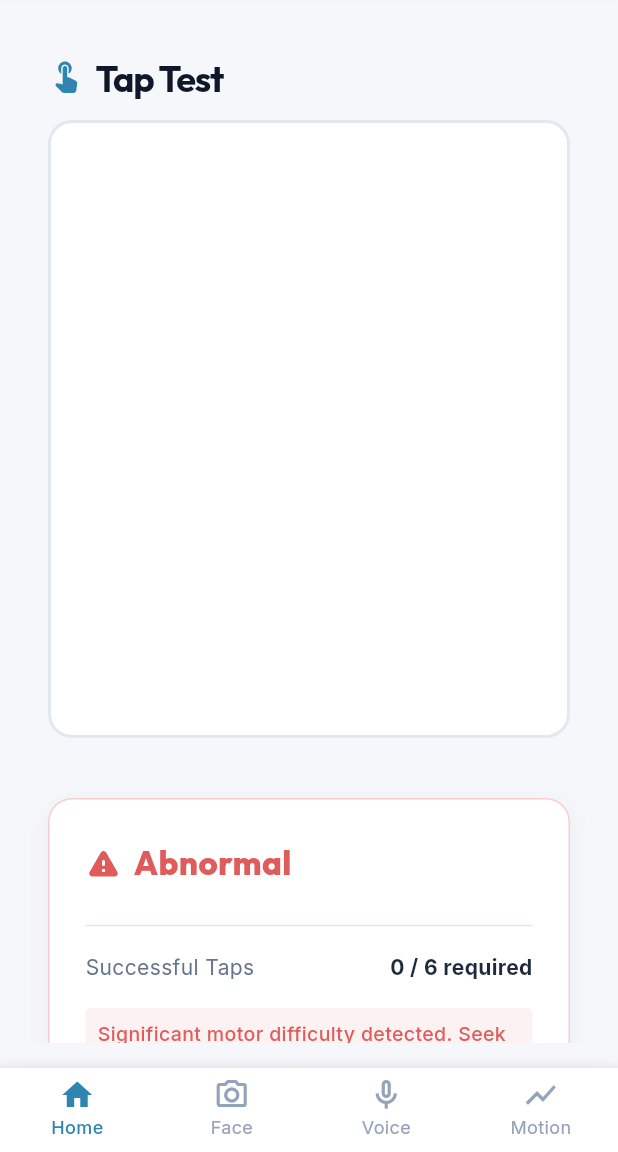
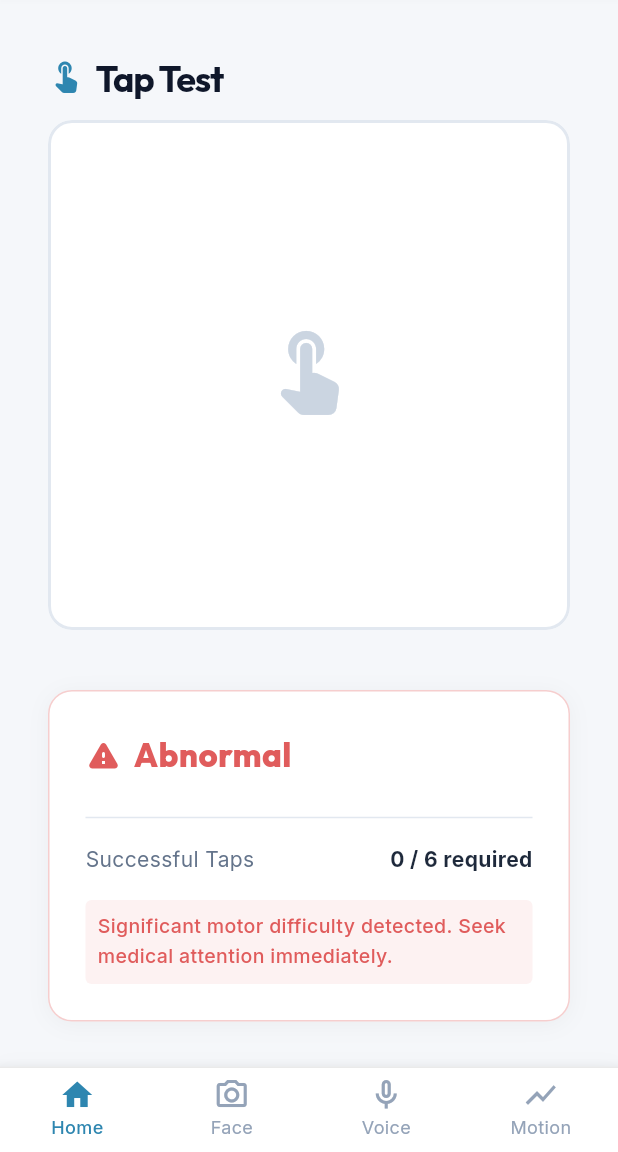
Before and after one commit to Mahavir2006/stroke_mitra, a Flutter app: the TapTestScreen screen opened by its route, after a tap on "Start Test", after a tap on "Stop Early", on a phone screen of 412 x 824 dp, the part 84-1236 px from its top. Run offline on Flutter 3.47's test engine with Material 3 defaults, Android fonts, the phone set to English and light mode, and no system bars; our stand-ins replace audioplayers, camera, flutter_animate, flutter_dotenv, flutter_riverpod, go_router and 3 more; missing offline and left inert: record; accounts and stored records are empty.

Commit message:
fix: tap test button now visible on web/desktop using bouncing ball movement

```diff
--- a/flutter_app/lib/features/tap_test/tap_test_provider.dart
+++ b/flutter_app/lib/features/tap_test/tap_test_provider.dart
@@ -50,24 +50,26 @@ class TapTestNotifier extends StateNotifier<TapTestState> {
   Timer? _clockTimer;
   Timer? _flashTimer;
 
+  static const double _buttonSize = 72.0;
   static const double _buttonRadius = 36.0;
-  static const double _buttonDiameter = 72.0;
 
-  double _dx = 1.4;
-  double _dy = 1.0;
-  double _screenWidth = 0;
-  double _screenHeight = 0;
+  // Bouncing ball velocity
+  double _dx = 2.5;
+  double _dy = 1.8;
+  double _arenaWidth = 300;
+  double _arenaHeight = 340;
 
   TapTestNotifier() : super(const TapTestState());
 
-  void startTest(double screenWidth, double screenHeight) {
-    _screenWidth = screenWidth;
-    _screenHeight = screenHeight;
-    _dx = 1.4;
-    _dy = 1.0;
+  void startTest(double arenaWidth, double arenaHeight) {
+    _arenaWidth = arenaWidth;
+    _arenaHeight = arenaHeight;
+    _dx = 2.5;
+    _dy = 1.8;
 
-    final startX = screenWidth / 2 - _buttonRadius;
-    final startY = screenHeight / 2 - _buttonRadius;
+    // Start in the centre
+    final startX = (arenaWidth / 2) - _buttonRadius;
+    final startY = (arenaHeight / 2) - _buttonRadius;
 
     state = TapTestState(
       isRunning: true,
@@ -75,26 +77,35 @@ class TapTestNotifier extends StateNotifier<TapTestState> {
       buttonY: startY,
     );
 
-    // 60fps movement timer
+    // ~60fps movement — pure bouncing ball, no sensors needed
     _moveTimer = Timer.periodic(const Duration(milliseconds: 16), (_) {
       double nx = state.buttonX + _dx;
       double ny = state.buttonY + _dy;
 
-      // Bounce off walls
-      if (nx <= 0 || nx >= _screenWidth - _buttonDiameter) {
-        _dx = -_dx;
-        nx = nx.clamp(0, _screenWidth - _buttonDiameter);
+      final maxX = _arenaWidth - _buttonSize;
+      final maxY = _arenaHeight - _buttonSize;
+
+      if (nx <= 0) {
+        nx = 0;
+        _dx = _dx.abs();
+      } else if (nx >= maxX) {
+        nx = maxX;
+        _dx = -_dx.abs();
       }
-      if (ny <= 0 || ny >= _screenHeight - _buttonDiameter) {
-        _dy = -_dy;
-        ny = ny.clamp(0, _screenHeight - _buttonDiameter);
+
+      if (ny <= 0) {
+        ny = 0;
+        _dy = _dy.abs();
+      } else if (ny >= maxY) {
+        ny = maxY;
+        _dy = -_dy.abs();
       }
 
       state = state.copyWith(buttonX: nx, buttonY: ny);
     });
 
     // 1-second elapsed counter
-    _clockTimer = Timer.periodic(const Duration(seconds: 1), (t) {
+    _clockTimer = Timer.periodic(const Duration(seconds: 1), (_) {
       final elapsed = state.elapsedSeconds + 1;
       if (elapsed >= TapTestService.testDurationSeconds) {
         _finishTest();
@@ -107,27 +118,25 @@ class TapTestNotifier extends StateNotifier<TapTestState> {
   void registerTap(Offset tapPosition) {
     if (!state.isRunning) return;
 
-    final buttonCenterX = state.buttonX + _buttonRadius;
-    final buttonCenterY = state.buttonY + _buttonRadius;
-    final dx = tapPosition.dx - buttonCenterX;
-    final dy = tapPosition.dy - buttonCenterY;
-    final distance = (dx * dx + dy * dy);
+    final centerX = state.buttonX + _buttonRadius;
+    final centerY = state.buttonY + _buttonRadius;
+    final dx = tapPosition.dx - centerX;
+    final dy = tapPosition.dy - centerY;
+    final distSq = dx * dx + dy * dy;
 
-    if (distance <= _buttonRadius * _buttonRadius) {
+    if (distSq <= _buttonRadius * _buttonRadius) {
       _flashTimer?.cancel();
       state = state.copyWith(
         hitCount: state.hitCount + 1,
         lastHitFlash: true,
       );
       _flashTimer = Timer(const Duration(milliseconds: 150), () {
-        state = state.copyWith(lastHitFlash: false);
+        if (mounted) state = state.copyWith(lastHitFlash: false);
       });
     }
   }
 
-  void stopTest() {
-    _finishTest();
-  }
+  void stopTest() => _finishTest();
 
   void reset() {
     _cancelTimers();
--- a/flutter_app/lib/features/tap_test/tap_test_screen.dart
+++ b/flutter_app/lib/features/tap_test/tap_test_screen.dart
@@ -8,6 +8,9 @@ import '../../shared/utils/session_service.dart';
 import 'tap_test_provider.dart';
 import 'tap_test_service.dart';
 
+const double _kArenaHeight = 340.0;
+const double _kButtonSize = 72.0;
+
 class TapTestScreen extends ConsumerWidget {
   const TapTestScreen({super.key});
 
@@ -15,14 +18,13 @@ class TapTestScreen extends ConsumerWidget {
   Widget build(BuildContext context, WidgetRef ref) {
     final state = ref.watch(tapTestProvider);
     final notifier = ref.read(tapTestProvider.notifier);
-    final size = MediaQuery.of(context).size;
 
     return SingleChildScrollView(
       padding: const EdgeInsets.all(AppTheme.spaceMD),
       child: Column(
         crossAxisAlignment: CrossAxisAlignment.stretch,
         children: [
-          // ─── Header ───
+          // Header
           Row(children: [
             const Icon(Icons.touch_app_rounded, color: AppTheme.primary, size: 24),
             const SizedBox(width: 8),
@@ -30,7 +32,7 @@ class TapTestScreen extends ConsumerWidget {
           ]),
           const SizedBox(height: AppTheme.spaceSM),
 
-          // ─── Instruction Card ───
+          // Instruction card
           if (!state.isRunning && state.result == null) ...[
             Container(
               padding: const EdgeInsets.all(AppTheme.spaceMD),
@@ -53,18 +55,83 @@ class TapTestScreen extends ConsumerWidget {
             const SizedBox(height: AppTheme.spaceLG),
           ],
 
-          // ─── Test Arena ───
-          _TapArena(
-            state: state,
-            arenaHeight: size.height * 0.5,
-            onTapDown: (details) => notifier.registerTap(details.localPosition),
-            onStart: () => notifier.startTest(size.width, size.height * 0.5),
-            onStop: notifier.stopTest,
+          // Arena
+          LayoutBuilder(builder: (context, constraints) {
+            final arenaWidth = constraints.maxWidth;
+            return Column(children: [
+              // The tap arena
+              GestureDetector(
+                onTapDown: state.isRunning
+                    ? (d) => notifier.registerTap(d.localPosition)
+                    : null,
+                child: ClipRRect(
+                  borderRadius: BorderRadius.circular(AppTheme.radiusLG),
+                  child: Container(
+                    width: arenaWidth,
+                    height: _kArenaHeight,
+                    decoration: BoxDecoration(
+                      color: state.isRunning
+                          ? const Color(0xFF0F172A)
+                          : AppTheme.bgCard,
+                      borderRadius: BorderRadius.circular(AppTheme.radiusLG),
+                      border: Border.all(
+                        color: state.isRunning
+                            ? AppTheme.primary
+                            : AppTheme.slate200,
+                        width: 2,
                       ),
+                    ),
+                    child: state.isRunning
+                        ? _RunningArena(state: state)
+                        : const Center(
+                            child: Icon(Icons.touch_app_rounded,
+                                size: 64, color: AppTheme.slate300),
+                          ),
+                  ),
+                ),
+              ),
+
+              const SizedBox(height: AppTheme.spaceMD),
+
+              // Start / Stop
+              if (state.result == null)
+                SizedBox(
+                  width: double.infinity,
+                  height: 52,
+                  child: state.isRunning
+                      ? OutlinedButton.icon(
+                          onPressed: notifier.stopTest,
+                          icon: const Icon(Icons.stop_rounded),
+                          label: const Text('Stop Early'),
+                          style: OutlinedButton.styleFrom(
+                            foregroundColor: AppTheme.statusError,
+                            side: const BorderSide(
+                                color: AppTheme.statusError, width: 2),
+                            shape: RoundedRectangleBorder(
+                              borderRadius:
+                                  BorderRadius.circular(AppTheme.radiusMD),
+                            ),
+                          ),
+                        )
+                      : ElevatedButton.icon(
+                          onPressed: () =>
+                              notifier.startTest(arenaWidth, _kArenaHeight),
+                          icon: const Icon(Icons.play_arrow_rounded),
+                          label: const Text('Start Test'),
+                          style: ElevatedButton.styleFrom(
+                            shape: RoundedRectangleBorder(
+                              borderRadius:
+                                  BorderRadius.circular(AppTheme.radiusMD),
+                            ),
+                          ),
+                        ),
+                ),
+            ]);
+          }),
 
           const SizedBox(height: AppTheme.spaceLG),
 
-          // ─── Results Card ───
+          // Results
           if (state.result != null) ...[
             _ResultCard(result: state.result!),
             const SizedBox(height: AppTheme.spaceMD),
@@ -117,52 +184,19 @@ class TapTestScreen extends ConsumerWidget {
   }
 }
 
-// ─── Tap Arena ────────────────────────────────────────────────────────────────
-class _TapArena extends StatelessWidget {
+// Running arena — uses a Stack with SizedBox to guarantee bounded constraints
+class _RunningArena extends StatelessWidget {
   final TapTestState state;
-  final double arenaHeight;
-  final void Function(TapDownDetails) onTapDown;
-  final VoidCallback onStart;
-  final VoidCallback onStop;
-
-  const _TapArena({
-    required this.state,
-    required this.arenaHeight,
-    required this.onTapDown,
-    required this.onStart,
-    required this.onStop,
-  });
+  const _RunningArena({required this.state});
 
   @override
   Widget build(BuildContext context) {
-    return Column(
-      children: [
-        GestureDetector(
-          onTapDown: state.isRunning ? onTapDown : null,
-          child: Container(
+    return SizedBox(
       width: double.infinity,
-            height: arenaHeight,
-            decoration: BoxDecoration(
-              color: state.isRunning
-                  ? AppTheme.slate900.withValues(alpha: 0.92)
-                  : AppTheme.bgCard,
-              borderRadius: BorderRadius.circular(AppTheme.radiusLG),
-              border: Border.all(
-                color: state.isRunning ? AppTheme.primary : AppTheme.slate200,
-                width: 2,
-              ),
-            ),
+      height: _kArenaHeight,
       child: Stack(
         children: [
-                // ─── Idle placeholder ───
-                if (!state.isRunning && state.result == null)
-                  const Center(
-                    child: Icon(Icons.touch_app_rounded,
-                        size: 64, color: AppTheme.slate300),
-                  ),
-
-                // ─── Hit counter ───
-                if (state.isRunning)
+          // Taps counter
           Positioned(
             top: 16,
             left: 0,
@@ -179,8 +213,7 @@ class _TapArena extends StatelessWidget {
             ),
           ),
 
-                // ─── Countdown ───
-                if (state.isRunning)
+          // Countdown
           Positioned(
             top: 16,
             right: 16,
@@ -189,83 +222,48 @@ class _TapArena extends StatelessWidget {
               style: GoogleFonts.outfit(
                 fontSize: 20,
                 fontWeight: FontWeight.w700,
-                        color: AppTheme.slate300,
+                color: AppTheme.slate400,
               ),
             ),
           ),
 
-                // ─── Moving button ───
-                if (state.isRunning)
-                  AnimatedPositioned(
-                    duration: const Duration(milliseconds: 16),
-                    curve: Curves.linear,
+          // The moving button — use Positioned directly, no AnimatedPositioned
+          Positioned(
             left: state.buttonX,
             top: state.buttonY,
+            width: _kButtonSize,
+            height: _kButtonSize,
             child: _TapButton(flash: state.lastHitFlash),
           ),
         ],
       ),
-          ),
-        ),
-
-        const SizedBox(height: AppTheme.spaceMD),
-
-        // ─── Start / Stop button ───
-        if (state.result == null)
-          SizedBox(
-            width: double.infinity,
-            height: 52,
-            child: state.isRunning
-                ? OutlinedButton.icon(
-                    onPressed: onStop,
-                    icon: const Icon(Icons.stop_rounded),
-                    label: const Text('Stop Early'),
-                    style: OutlinedButton.styleFrom(
-                      foregroundColor: AppTheme.statusError,
-                      side: const BorderSide(color: AppTheme.statusError, width: 2),
-                      shape: RoundedRectangleBorder(
-                        borderRadius: BorderRadius.circular(AppTheme.radiusMD),
-                      ),
-                    ),
-                  )
-                : ElevatedButton.icon(
-                    onPressed: onStart,
-                    icon: const Icon(Icons.play_arrow_rounded),
-                    label: const Text('Start Test'),
-                    style: ElevatedButton.styleFrom(
-                      shape: RoundedRectangleBorder(
-                        borderRadius: BorderRadius.circular(AppTheme.radiusMD),
-                      ),
-                    ),
-                  ),
-          ),
-      ],
     );
   }
 }
 
-// ─── Tap Button ───────────────────────────────────────────────────────────────
+// Tap button widget
 class _TapButton extends StatelessWidget {
   final bool flash;
   const _TapButton({required this.flash});
 
   @override
   Widget build(BuildContext context) {
-    Widget button = Container(
-      width: 72,
-      height: 72,
+    final button = Container(
+      width: _kButtonSize,
+      height: _kButtonSize,
       decoration: BoxDecoration(
-        color: AppTheme.primary,
+        color: AppTheme.secondary,
         shape: BoxShape.circle,
+        border: Border.all(color: Colors.white, width: 3),
         boxShadow: [
           BoxShadow(
-            color: AppTheme.primary.withValues(alpha: 0.5),
-            blurRadius: 16,
-            offset: const Offset(0, 4),
+            color: AppTheme.secondary.withValues(alpha: 0.8),
+            blurRadius: 24,
+            spreadRadius: 6,
           ),
         ],
       ),
-      child: const Icon(Icons.touch_app_rounded, color: Colors.white, size: 32),
+      child: const Icon(Icons.touch_app_rounded, color: Colors.white, size: 34),
     );
 
     if (flash) {
@@ -273,12 +271,12 @@ class _TapButton extends StatelessWidget {
           .animate()
           .scale(
             begin: const Offset(1.0, 1.0),
-            end: const Offset(1.25, 1.25),
+            end: const Offset(1.3, 1.3),
             duration: 150.ms,
           )
           .then()
           .scale(
-            begin: const Offset(1.25, 1.25),
+            begin: const Offset(1.3, 1.3),
             end: const Offset(1.0, 1.0),
             duration: 150.ms,
           );
@@ -287,24 +285,30 @@ class _TapButton extends StatelessWidget {
   }
 }
 
-// ─── Result Card ──────────────────────────────────────────────────────────────
+// Result card
 class _ResultCard extends StatelessWidget {
   final TapResult result;
   const _ResultCard({required this.result});
 
   Color get _riskColor {
     switch (result.riskLevel) {
-      case 'Abnormal': return AppTheme.statusError;
-      case 'Borderline': return AppTheme.statusWarning;
-      default: return AppTheme.statusSuccess;
+      case 'Abnormal':
+        return AppTheme.statusError;
+      case 'Borderline':
+        return AppTheme.statusWarning;
+      default:
+        return AppTheme.statusSuccess;
     }
   }
 
   IconData get _riskIcon {
     switch (result.riskLevel) {
-      case 'Abnormal': return Icons.warning_rounded;
-      case 'Borderline': return Icons.info_rounded;
-      default: return Icons.check_circle_rounded;
+      case 'Abnormal':
+        return Icons.warning_rounded;
+      case 'Borderline':
+        return Icons.info_rounded;
+      default:
+        return Icons.check_circle_rounded;
     }
   }
 
@@ -340,9 +344,20 @@ class _ResultCard extends StatelessWidget {
         const SizedBox(height: AppTheme.spaceMD),
         Divider(color: AppTheme.slate200),
         const SizedBox(height: AppTheme.spaceSM),
-        _Row(
-          label: 'Successful Taps',
-          value: '${result.hitCount} / ${TapTestService.successThreshold} required',
+        Row(
+          mainAxisAlignment: MainAxisAlignment.spaceBetween,
+          children: [
+            Text('Successful Taps',
+                style: GoogleFonts.inter(
+                    fontSize: 14, color: AppTheme.slate500)),
+            Text(
+              '${result.hitCount} / ${TapTestService.successThreshold} required',
+              style: GoogleFonts.inter(
+                  fontSize: 14,
+                  fontWeight: FontWeight.w700,
+                  color: AppTheme.slate800),
+            ),
+          ],
         ),
         const SizedBox(height: AppTheme.spaceMD),
         Container(
@@ -365,27 +380,3 @@ class _ResultCard extends StatelessWidget {
     );
   }
 }
-
-class _Row extends StatelessWidget {
-  final String label;
-  final String value;
-  const _Row({required this.label, required this.value});
-
-  @override
-  Widget build(BuildContext context) {
-    return Row(
-      mainAxisAlignment: MainAxisAlignment.spaceBetween,
-      children: [
-        Text(label, style: GoogleFonts.inter(fontSize: 14, color: AppTheme.slate500)),
-        Text(
-          value,
-          style: GoogleFonts.inter(
-            fontSize: 14,
-            fontWeight: FontWeight.w700,
-            color: AppTheme.slate800,
-          ),
-        ),
-      ],
-    );
-  }
-}
```
Lines whose indentation alone changed are shown as unchanged.
